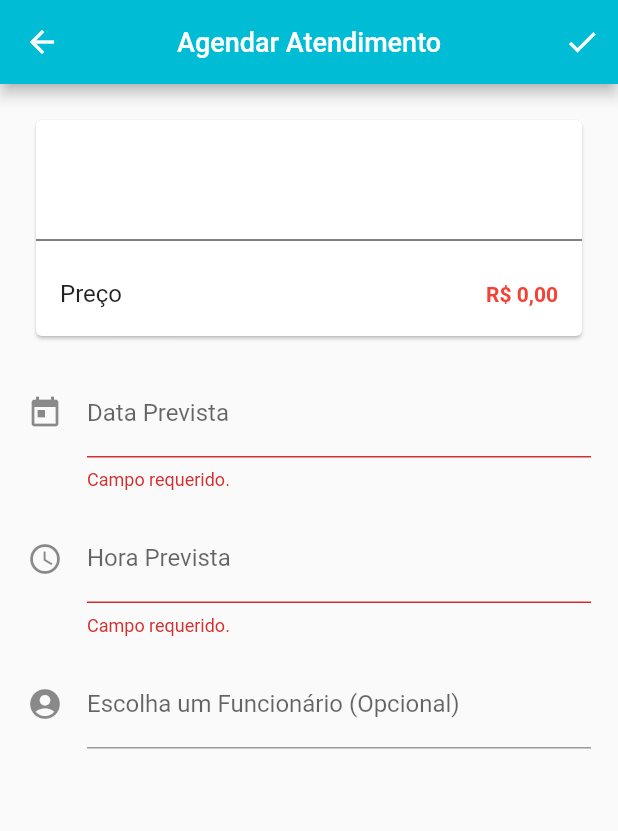
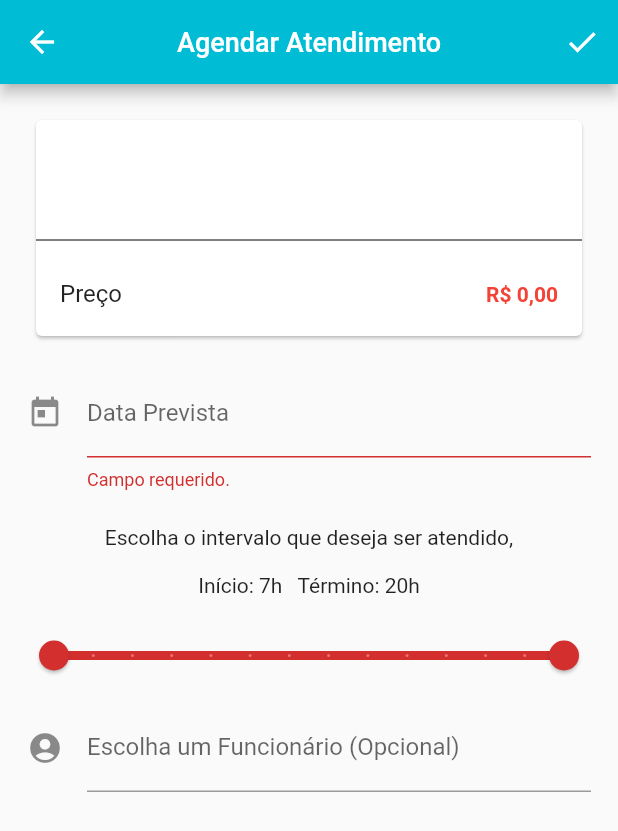
Before and after one commit to viniciusdds/BarberApp, a Flutter app: the SchedulesView screen opened directly with empty values, after a tap on the "check" icon, on a phone screen of 412 x 824 dp. Shown: the top 831 px of the screen. Run offline on Flutter 3.47's test engine with Material 2 defaults, Android fonts, the phone set to English and light mode, and no system bars; our stand-ins replace flutter_svg, geolocator, get, get_storage, google_maps_flutter, splashscreen; accounts and stored records are empty.

Commit message:
aula 15 e aula 16

```diff
--- a/lib/app/data/repository/company_repository.dart
+++ b/lib/app/data/repository/company_repository.dart
@@ -14,7 +14,7 @@ class CompanyRepository {
 
     if(response != null){
       response.forEach((e){
-        //print(Company.fromJson(e).toJson());
+        print(Company.fromJson(e).toJson());
         list.add(Company.fromJson(e));
       });
     }
--- a/lib/app/data/repository/schedule_repository.dart
+++ b/lib/app/data/repository/schedule_repository.dart
@@ -17,15 +17,15 @@ class ScheduleRepository {
 
     if(response != null){
       response.forEach((e){
-        //print(Schedule.fromJson(e).toJson());
+        print(Schedule.fromJson(e).toJson());
         list.add(Schedule.fromJson(e));
       });
     }
     return list;
   }
 
-  add(String date, String time, Employee? employee, Service service) async{
-    return Schedule.fromJson(await apiClient.add(date, time, employee, service));
+  add(String date, String hour_start, String hour_end, Employee? employee, Service service) async{
+    return Schedule.fromJson(await apiClient.add(date, hour_start, hour_end, employee, service));
   }
 
 }
--- a/lib/app/global/constants.dart
+++ b/lib/app/global/constants.dart
@@ -2,4 +2,4 @@ import 'package:intl/intl.dart';
 
 final formatcurrency = NumberFormat("##0.00","pt_BR");
 
-const baseUrl = 'https://59a2-2804-14d-90a6-45bc-88e3-97cf-958e-20ce.ngrok.io/barber-flutter-api/api';
+const baseUrl = 'https://7057-2804-14d-90a6-45bc-50f5-e3a2-95a2-6187.ngrok.io/barber-flutter-api/api';
--- a/lib/app/modules/home/views/widgets/page1.dart
+++ b/lib/app/modules/home/views/widgets/page1.dart
@@ -50,7 +50,7 @@ class Page1 extends StatelessWidget {
                           children: [
                             Icon(Icons.timer, color: Colors.black),
                             SizedBox(width: 5),
-                            Text("${DateFormat('dd/MM/yyyy HH:mm').format(DateTime.parse(schedule.schedulingDate!))}",
+                            Text("${DateFormat('dd/MM/yyyy').format(DateTime.parse(schedule.schedulingDate!))} - Previsão: ${schedule.hourStart}h ~ ${schedule.hourEnd}h",
                               style: TextStyle(
                                 color: Colors.black,
                                 fontSize: 13,
--- a/lib/app/modules/schedules/controllers/schedules_controller.dart
+++ b/lib/app/modules/schedules/controllers/schedules_controller.dart
@@ -1,7 +1,6 @@
 import 'package:barberapp/app/data/model/employee_model.dart';
 import 'package:barberapp/app/data/model/service_model.dart';
 import 'package:barberapp/app/data/repository/schedule_repository.dart';
-import 'package:barberapp/app/routes/app_routes.dart';
 import 'package:flutter/material.dart';
 import 'package:get/get.dart';
 import 'package:intl/intl.dart';
@@ -15,6 +14,10 @@ class SchedulesController extends GetxController {
   final dateController = TextEditingController();
   final timeController = TextEditingController();
   Employee? employee;
+  RangeValues values = RangeValues(7, 20);
+  RangeLabels labels = RangeLabels('7', '20');
+  RxDouble start = 7.0.obs;
+  RxDouble end = 20.0.obs;
 
   void openCalendar() async {
     datePicked = await showDatePicker(
@@ -50,7 +53,7 @@ class SchedulesController extends GetxController {
     if(formKey.currentState!.validate()) {
 
 
-      var response = await repository.add(dateController.text, timeController.text, employee, service);
+      var response = await repository.add(dateController.text, start.value.toStringAsFixed(0), end.value.toStringAsFixed(0), employee, service);
       print(response);
       if(response != null){
         Get.back(result: "OK");
--- a/lib/app/modules/schedules/views/schedules_view.dart
+++ b/lib/app/modules/schedules/views/schedules_view.dart
@@ -69,24 +69,54 @@ class SchedulesView extends GetView<SchedulesController> {
                                 },
                             ),
                         ),
-                        Padding(
-                            padding: EdgeInsets.all(8.0),
-                            child: TextFormField(
-                                controller: controller.timeController,
-                                showCursor: true,
-                                readOnly: true,
-                                decoration: InputDecoration(
-                                    labelText: 'Hora Prevista',
-                                    icon: Icon(Icons.access_time),
-                                ),
-                                onTap: controller.openClock,
-                                validator: (value) {
-                                    if (value!.isEmpty) {
-                                        return 'Campo requerido.';
-                                    }
-                                    return null;
-                                },
+                        // Padding(
+                        //     padding: EdgeInsets.all(8.0),
+                        //     child: TextFormField(
+                        //         controller: controller.timeController,
+                        //         showCursor: true,
+                        //         readOnly: true,
+                        //         decoration: InputDecoration(
+                        //             labelText: 'Hora Prevista',
+                        //             icon: Icon(Icons.access_time),
+                        //         ),
+                        //         onTap: controller.openClock,
+                        //         validator: (value) {
+                        //             if (value!.isEmpty) {
+                        //                 return 'Campo requerido.';
+                        //             }
+                        //             return null;
+                        //         },
+                        //     ),
+                        // ),
+                        Container(
+                          padding: EdgeInsets.symmetric(vertical: 15),
+                          child: Center(
+                            child: Obx(() => Text(
+                                  "Escolha o intervalo que deseja ser atendido,\n\nInício: "
+                                      "${controller.start.value.toStringAsFixed(0)}h   "
+                                      "Término: ${controller.end.value.toStringAsFixed(0)}h",
+                                  textAlign: TextAlign.center,
+                              ),
                             ),
+                          ),
+                        ),
+                        Obx(() => RangeSlider(
+                              divisions: 13,
+                              activeColor: Colors.red[700],
+                              inactiveColor: Colors.red[300],
+                              min: 7,
+                              max: 20,
+                              values: RangeValues(controller.start.value, controller.end.value),
+                              labels: RangeLabels('${controller.start.value.toStringAsFixed(0)}h', '${controller.end.value.toStringAsFixed(0)}h'),
+                              onChanged: (value){
+                                  print("START: ${value.start}, End: ${value.end}");
+                                  controller.start.value = value.start;
+                                  controller.end.value = value.end;
+                                  //controller.values = value;
+                                 // controller.labels =RangeLabels("${value.start.toInt().toStringAsFixed(0)}h\$", "${value.start.toInt().toStringAsFixed(0)}h\$");
+
+                              }
+                          ),
                         ),
                         Padding(
                             padding: const EdgeInsets.all(8.0),
--- a/pubspec.yaml
+++ b/pubspec.yaml
@@ -37,7 +37,6 @@ dependencies:
   # Use with the CupertinoIcons class for iOS style icons.
   cupertino_icons: ^1.0.2
   get: ^4.3.8
-  http: ^0.12.2
   get_storage: any
   splashscreen: ^1.3.5
   flutter_svg: ^0.19.1
```
Also changed, not shown: lib/app/data/model/schedule_model.dart (+12 -0 lines), lib/app/data/provider/auth_provider.dart (+20 -41 lines), lib/app/data/provider/company_provider.dart (+9 -20 lines), lib/app/data/provider/schedule_provider.dart (+34 -51 lines), pubspec.lock.
